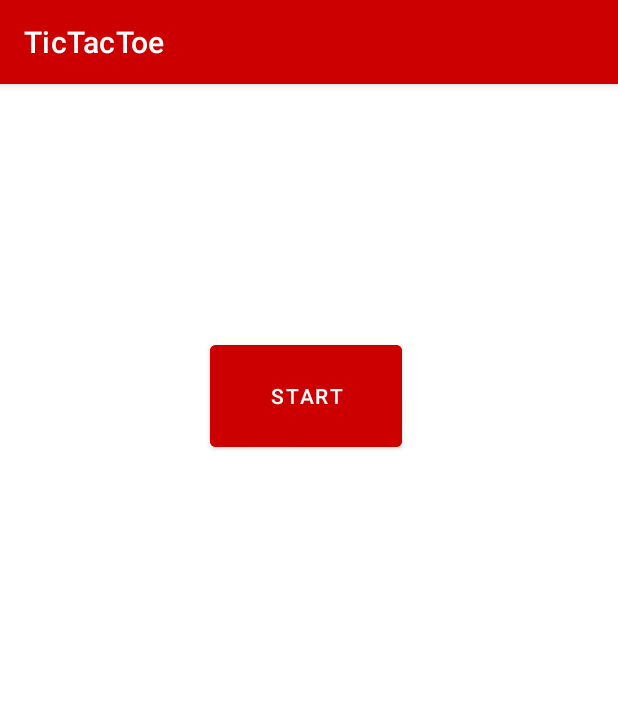
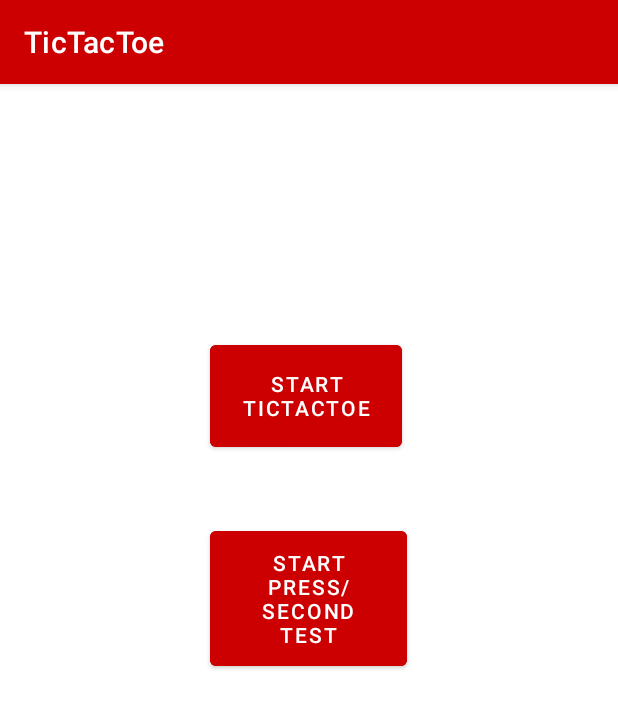
Before and after one commit to kohlbauers190178/TicTacToe, an Android app: the screen it shows after launch (MainActivity), on a phone screen of 412 x 824 dp. Shown: the top 708 px of the screen. Run offline under Robolectric (Android 15) with nearby library versions, the phone set to English and light mode, and no system bars.

Commit message:
TicTacToe with PressPerSecondTest

```diff
--- a/TIcTacToe/app/src/main/res/layout/activity_main.xml
+++ b/TIcTacToe/app/src/main/res/layout/activity_main.xml
@@ -4,23 +4,42 @@
     xmlns:tools="http://schemas.android.com/tools"
     android:id="@+id/constraintLayout"
     style='style="?android:attr/buttonBarButtonStyle"'
-    android:layout_width="wrap_content"
-    android:layout_height="wrap_content"
+    android:layout_width="match_parent"
+    android:layout_height="match_parent"
     tools:context=".MainActivity">
 
     <Button
-        android:id="@+id/btnStart"
+        android:id="@+id/btnStartPPSTestGame"
+        android:layout_width="131dp"
+        android:layout_height="102dp"
+        android:layout_marginStart="140dp"
+        android:layout_marginTop="168dp"
+        android:layout_marginEnd="140dp"
+        android:backgroundTint="@android:color/holo_red_dark"
+        android:text="start Press/Second Test"
+        android:textColor="@color/white"
+        app:layout_constraintBottom_toBottomOf="parent"
+        app:layout_constraintEnd_toEndOf="parent"
+        app:layout_constraintHorizontal_bias="0.0"
+        app:layout_constraintStart_toStartOf="parent"
+        app:layout_constraintTop_toTopOf="parent"
+        app:layout_constraintVertical_bias="0.249" />
+
+    <Button
+        android:id="@+id/btnStartTicTacToeGame"
         android:layout_width="128dp"
         android:layout_height="80dp"
         android:layout_marginStart="140dp"
         android:layout_marginTop="168dp"
         android:layout_marginEnd="140dp"
         android:backgroundTint="@android:color/holo_red_dark"
-        android:text="start"
+        android:text="start TicTacToe"
         android:textColor="@color/white"
+        app:layout_constraintBottom_toBottomOf="parent"
         app:layout_constraintEnd_toEndOf="parent"
-        app:layout_constraintHorizontal_bias="0.333"
+        app:layout_constraintHorizontal_bias="0.0"
         app:layout_constraintStart_toStartOf="parent"
-        app:layout_constraintTop_toTopOf="parent" />
+        app:layout_constraintTop_toTopOf="parent"
+        app:layout_constraintVertical_bias="0.0" />
 
 </androidx.constraintlayout.widget.ConstraintLayout>
```
Also changed, not shown: TIcTacToe/app/src/main/java/net/htlgkr/kohlbauers190178/tictactoe/MainActivity.java (+28 -14 lines), TIcTacToe/app/src/main/java/net/htlgkr/kohlbauers190178/tictactoe/PressPerSecondTestFragment.java (added, +129 -0 lines), TIcTacToe/app/src/main/res/layout/fragment_presspersecondtest.xml (added, +57 -0 lines).
